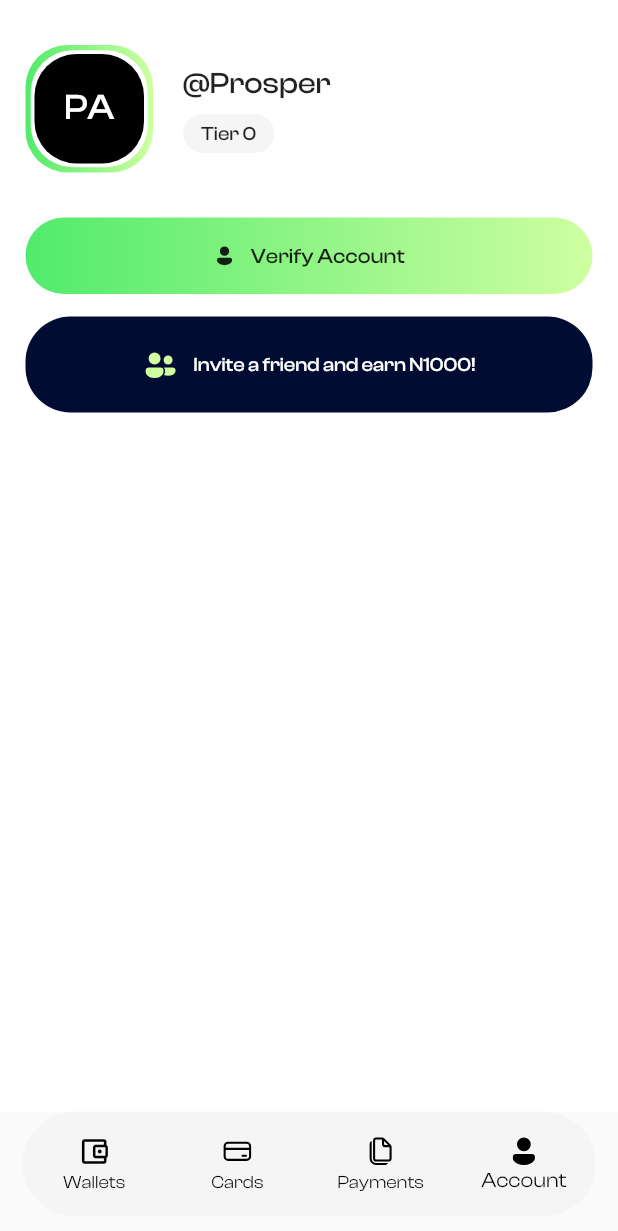
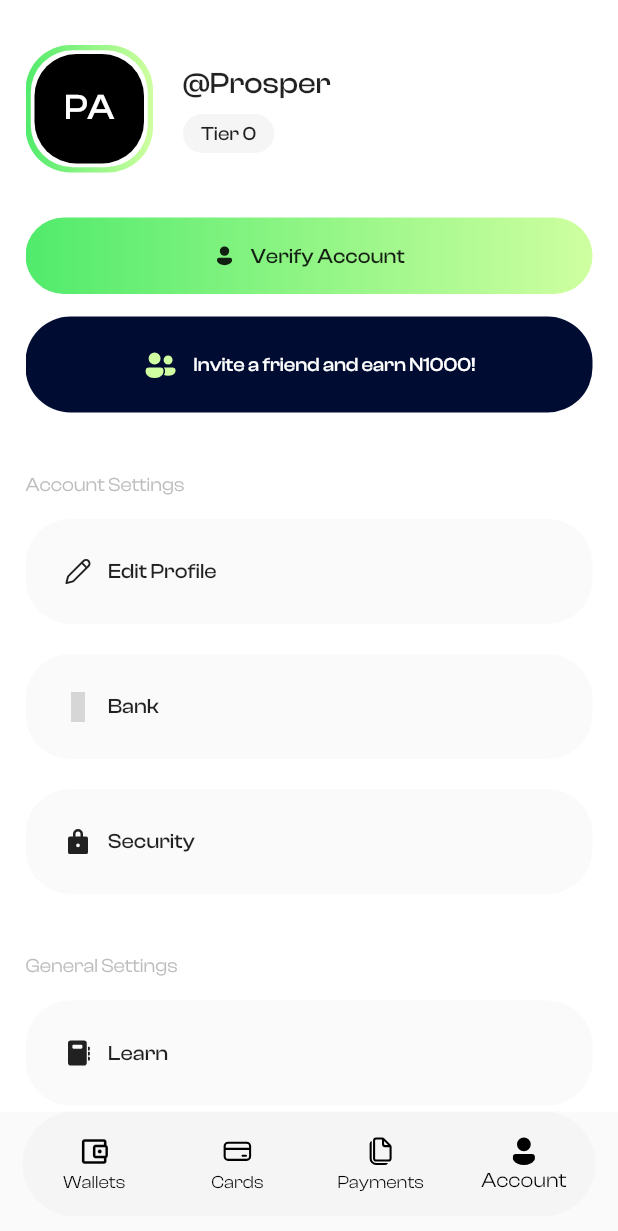
Before and after one commit to ProsperChihimba/flip-clone, a Flutter app: the screen it shows after launch, item 4 of the bottom bar chosen, on a phone screen of 412 x 824 dp. Shown: the top 1231 px of the screen. Run offline on Flutter 3.47's test engine with Material 2 defaults, Android fonts, the phone set to English and light mode, and no system bars; our stand-ins replace fluentui_icons, gap, get; grey boxes are pictures that could not be loaded.

Commit message:
account page initial design

```diff
--- a/lib/pages/account/header.dart
+++ b/lib/pages/account/header.dart
@@ -22,7 +22,7 @@ class _AccountHeaderState extends State<AccountHeader> {
               width: AppLayout.getWidth(85),
               height: AppLayout.getHeight(85),
               decoration: BoxDecoration(
-                borderRadius: BorderRadius.circular(AppLayout.getHeight(28)),
+                borderRadius: BorderRadius.circular(AppLayout.getHeight(30)),
                 gradient: const LinearGradient(
                   colors: [
                     Color.fromARGB(255, 81, 235, 107),
--- a/lib/pages/account/index.dart
+++ b/lib/pages/account/index.dart
@@ -2,6 +2,7 @@ import 'package:flip/pages/account/header.dart';
 import 'package:flip/pages/account/invite_button.dart';
 import 'package:flip/sections/green_button.dart';
 import 'package:flip/utils/app_layout.dart';
+import 'package:fluentui_icons/fluentui_icons.dart';
 import 'package:flutter/material.dart';
 import 'package:gap/gap.dart';
 
@@ -13,6 +14,20 @@ class AccountPage extends StatefulWidget {
 }
 
 class _AccountPageState extends State<AccountPage> {
+  final List<Map> accountList = [
+    {
+      "icon": FluentSystemIcons.ic_fluent_edit_regular,
+      "option": "Edit Profile",
+    },
+    {
+      "icon": FluentSystemIcons.ic_fluent_bank_filled,
+      "option": "Bank",
+    },
+    {
+      "icon": FluentSystemIcons.ic_fluent_lock_filled,
+      "option": "Security",
+    },
+  ];
   @override
   Widget build(BuildContext context) {
     return Scaffold(
@@ -39,9 +54,92 @@ class _AccountPageState extends State<AccountPage> {
             // Invite friend
             Gap(AppLayout.getHeight(15)),
             const InviteButton(),
+
+            // Account settings
+            Gap(AppLayout.getHeight(40)),
+            Text(
+              "Account Settings",
+              style: TextStyle(
+                color: Colors.grey.shade400,
+                fontSize: AppLayout.getHeight(13),
+              ),
+            ),
+            Gap(AppLayout.getHeight(15)),
+
+            // edit profile
+            const ProfileOption(
+              icon: FluentSystemIcons.ic_fluent_edit_regular,
+              option: "Edit Profile",
+            ),
+
+            // bank
+            const ProfileOption(
+              icon: FluentSystemIcons.ic_fluent_bank_filled,
+              option: "Bank",
+            ),
+
+            // security
+            const ProfileOption(
+              icon: FluentSystemIcons.ic_fluent_lock_filled,
+              option: "Security",
+            ),
+
+            // General Settings
+            Gap(AppLayout.getHeight(20)),
+            Text(
+              "General Settings",
+              style: TextStyle(
+                color: Colors.grey.shade400,
+                fontSize: AppLayout.getHeight(13),
+              ),
+            ),
+            Gap(AppLayout.getHeight(15)),
+
+            // learn
+            const ProfileOption(
+              icon: FluentSystemIcons.ic_fluent_notebook_filled,
+              option: "Learn",
+            ),
           ],
         ),
       ),
     );
   }
 }
+
+// profile setting option
+class ProfileOption extends StatelessWidget {
+  final IconData icon;
+  final String option;
+  const ProfileOption({super.key, required this.icon, required this.option});
+
+  @override
+  Widget build(BuildContext context) {
+    return Container(
+      margin: EdgeInsets.only(bottom: AppLayout.getHeight(20)),
+      padding: EdgeInsets.symmetric(
+        vertical: AppLayout.getHeight(25),
+        horizontal: AppLayout.getWidth(25),
+      ),
+      decoration: BoxDecoration(
+        color: Colors.grey.shade100.withOpacity(0.5),
+        borderRadius: BorderRadius.circular(AppLayout.getHeight(30)),
+      ),
+      child: Row(
+        children: [
+          Icon(
+            icon,
+            size: AppLayout.getHeight(20),
+          ),
+          Gap(AppLayout.getWidth(10)),
+          Text(
+            option,
+            style: const TextStyle(
+              fontWeight: FontWeight.w500,
+            ),
+          ),
+        ],
+      ),
+    );
+  }
+}
```
